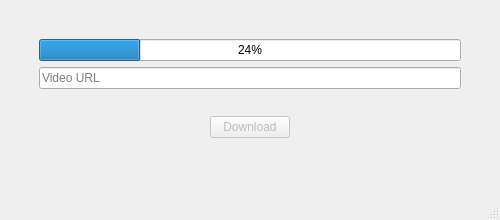
This is app/ui/mainWindow.ui in Wholffe/YoutubeToMp3Converter as Qt 5 draws it before an edit. The edited form follows.
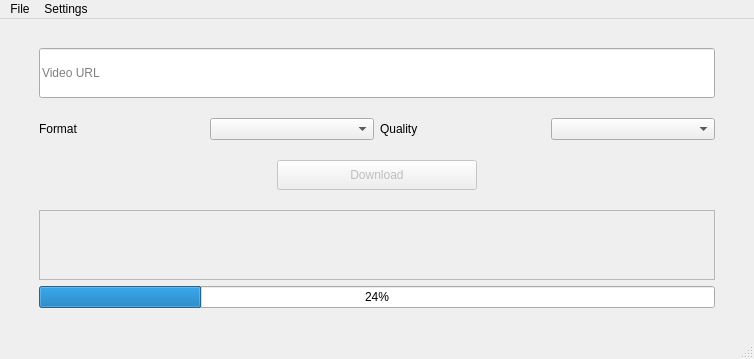
This is the edited form.

Commit message: add stylesheet, add format and quality property, add menubar

Patch:
```diff
--- a/app/ui/mainWindow.ui
+++ b/app/ui/mainWindow.ui
@@ -6,8 +6,8 @@
    <rect>
     <x>0</x>
     <y>0</y>
-    <width>500</width>
-    <height>220</height>
+    <width>754</width>
+    <height>359</height>
    </rect>
   </property>
   <property name="windowTitle">
@@ -21,32 +21,134 @@
        <number>30</number>
       </property>
       <property name="topMargin">
-       <number>30</number>
+       <number>20</number>
       </property>
       <property name="rightMargin">
        <number>30</number>
       </property>
       <property name="bottomMargin">
-       <number>30</number>
+       <number>20</number>
       </property>
-      <item row="2" column="0" alignment="Qt::AlignHCenter|Qt::AlignVCenter">
+      <item row="8" column="0" alignment="Qt::AlignHCenter|Qt::AlignVCenter">
        <widget class="QPushButton" name="buttonDownload">
         <property name="enabled">
          <bool>false</bool>
         </property>
+        <property name="minimumSize">
+         <size>
+          <width>200</width>
+          <height>30</height>
+         </size>
+        </property>
         <property name="text">
          <string>Download</string>
         </property>
        </widget>
       </item>
+      <item row="2" column="0">
+       <spacer name="verticalSpacer">
+        <property name="orientation">
+         <enum>Qt::Vertical</enum>
+        </property>
+        <property name="sizeHint" stdset="0">
+         <size>
+          <width>20</width>
+          <height>40</height>
+         </size>
+        </property>
+       </spacer>
+      </item>
+      <item row="4" column="0">
+       <layout class="QHBoxLayout" name="horizontalLayout_2">
+        <item>
+         <widget class="QLabel" name="labelFormat">
+          <property name="text">
+           <string>Format</string>
+          </property>
+         </widget>
+        </item>
+        <item>
+         <widget class="QComboBox" name="comboBoxFormat">
+          <property name="toolTipDuration">
+           <number>-1</number>
+          </property>
+          <property name="currentIndex">
+           <number>-1</number>
+          </property>
+         </widget>
+        </item>
+        <item>
+         <widget class="QLabel" name="labelQuality">
+          <property name="text">
+           <string>Quality</string>
+          </property>
+         </widget>
+        </item>
+        <item>
+         <widget class="QComboBox" name="comboBoxQuality"/>
+        </item>
+       </layout>
+      </item>
+      <item row="7" column="0">
+       <spacer name="verticalSpacer_2">
+        <property name="orientation">
+         <enum>Qt::Vertical</enum>
+        </property>
+        <property name="sizeHint" stdset="0">
+         <size>
+          <width>20</width>
+          <height>40</height>
+         </size>
+        </property>
+       </spacer>
+      </item>
+      <item row="9" column="0">
+       <spacer name="verticalSpacer_3">
+        <property name="orientation">
+         <enum>Qt::Vertical</enum>
+        </property>
+        <property name="sizeHint" stdset="0">
+         <size>
+          <width>20</width>
+          <height>40</height>
+         </size>
+        </property>
+       </spacer>
+      </item>
       <item row="1" column="0">
        <widget class="QLineEdit" name="lineEditVideoUrl">
+        <property name="minimumSize">
+         <size>
+          <width>350</width>
+          <height>50</height>
+         </size>
+        </property>
+        <property name="text">
+         <string comment="1,2,3,4"/>
+        </property>
         <property name="placeholderText">
          <string>Video URL</string>
         </property>
        </widget>
       </item>
-      <item row="0" column="0">
+      <item row="10" column="0">
+       <widget class="QScrollArea" name="scrollArea">
+        <property name="widgetResizable">
+         <bool>true</bool>
+        </property>
+        <widget class="QWidget" name="scrollAreaWidgetContents">
+         <property name="geometry">
+          <rect>
+           <x>0</x>
+           <y>0</y>
+           <width>674</width>
+           <height>68</height>
+          </rect>
+         </property>
+        </widget>
+       </widget>
+      </item>
+      <item row="11" column="0">
        <widget class="QProgressBar" name="progressBar">
         <property name="value">
          <number>24</number>
@@ -62,10 +164,23 @@
     <rect>
      <x>0</x>
      <y>0</y>
-     <width>513</width>
+     <width>754</width>
      <height>20</height>
     </rect>
    </property>
+   <widget class="QMenu" name="menuFile">
+    <property name="title">
+     <string>File</string>
+    </property>
+   </widget>
+   <widget class="QMenu" name="menuSettings">
+    <property name="title">
+     <string>Settings</string>
+    </property>
+    <addaction name="actionSettings"/>
+   </widget>
+   <addaction name="menuFile"/>
+   <addaction name="menuSettings"/>
   </widget>
   <widget class="QStatusBar" name="statusbar"/>
  </widget>
```
Left out of the diff: 5 changed lines with no effect on the pictures. The commit also changes 2 other files.
